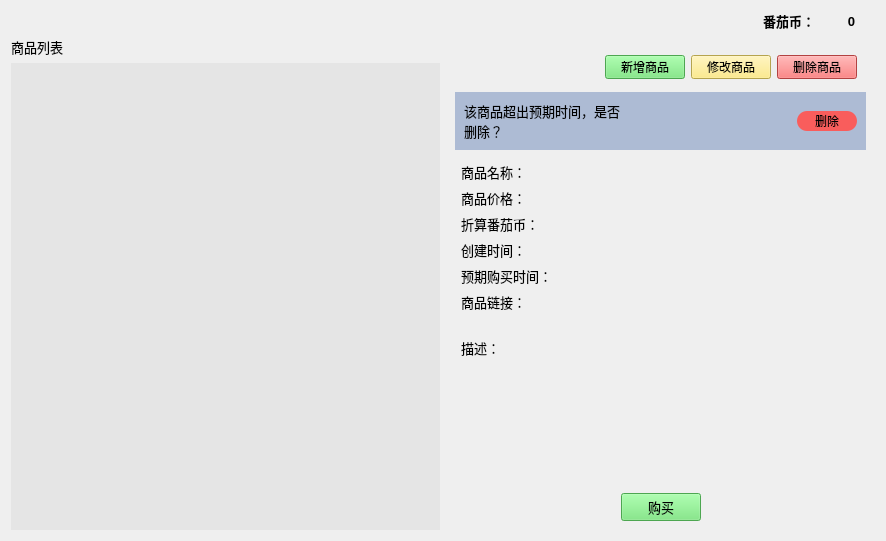
The window that gui/marketWidget.ui (WatsonJay/tomato_farm) describes before a commit, drawn with Qt 5.
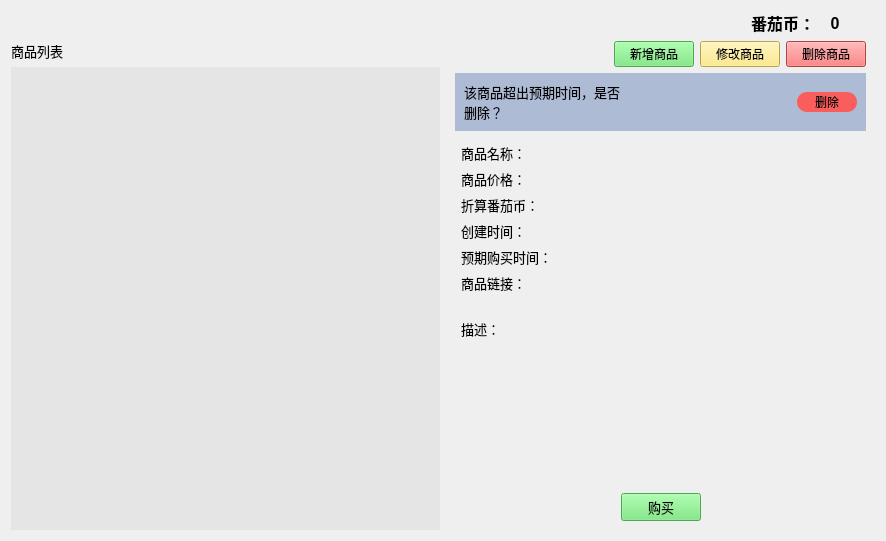
The same window after the commit. Icons and pictures are not drawn.

What changed in the file:
```diff
--- a/gui/marketWidget.ui
+++ b/gui/marketWidget.ui
@@ -56,7 +56,7 @@
        <property name="font">
         <font>
          <family>Microsoft YaHei UI</family>
-         <pointsize>10</pointsize>
+         <pointsize>12</pointsize>
          <weight>75</weight>
          <bold>true</bold>
         </font>
@@ -80,7 +80,7 @@
        <property name="font">
         <font>
          <family>Microsoft YaHei UI</family>
-         <pointsize>10</pointsize>
+         <pointsize>12</pointsize>
          <weight>75</weight>
          <bold>true</bold>
         </font>
@@ -89,7 +89,7 @@
         <string>0</string>
        </property>
        <property name="alignment">
-        <set>Qt::AlignRight|Qt::AlignTrailing|Qt::AlignVCenter</set>
+        <set>Qt::AlignCenter</set>
        </property>
       </widget>
      </item>
@@ -203,6 +203,9 @@
          <string notr="true"/>
         </property>
         <layout class="QVBoxLayout" name="verticalLayout_2">
+         <property name="topMargin">
+          <number>0</number>
+         </property>
          <item>
           <widget class="QWidget" name="widget" native="true">
            <property name="maximumSize">
@@ -218,6 +221,18 @@
             </size>
            </property>
            <layout class="QHBoxLayout" name="horizontalLayout_5">
+            <property name="leftMargin">
+             <number>0</number>
+            </property>
+            <property name="topMargin">
+             <number>0</number>
+            </property>
+            <property name="rightMargin">
+             <number>0</number>
+            </property>
+            <property name="bottomMargin">
+             <number>0</number>
+            </property>
             <item>
              <spacer name="horizontalSpacer_3">
               <property name="orientation">
```
Left out of the diff: 3 changed lines with no effect on the pictures.
